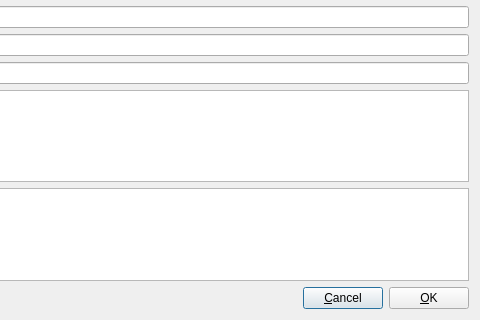
Old version of the form DlgSongProperties.ui in the repository madmaxoft/SkauTan; both pictures show x 336 to 816 and y 257 to 577 of the 816 by 577 pixel window.
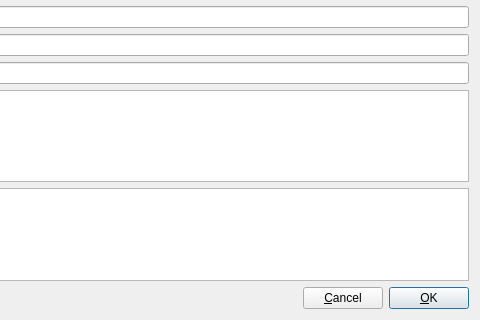
New version of the form.

```diff
--- a/DlgSongProperties.ui
+++ b/DlgSongProperties.ui
@@ -284,6 +284,9 @@
        <property name="text">
         <string>&amp;OK</string>
        </property>
+       <property name="default">
+        <bool>true</bool>
+       </property>
       </widget>
      </item>
     </layout>
```
